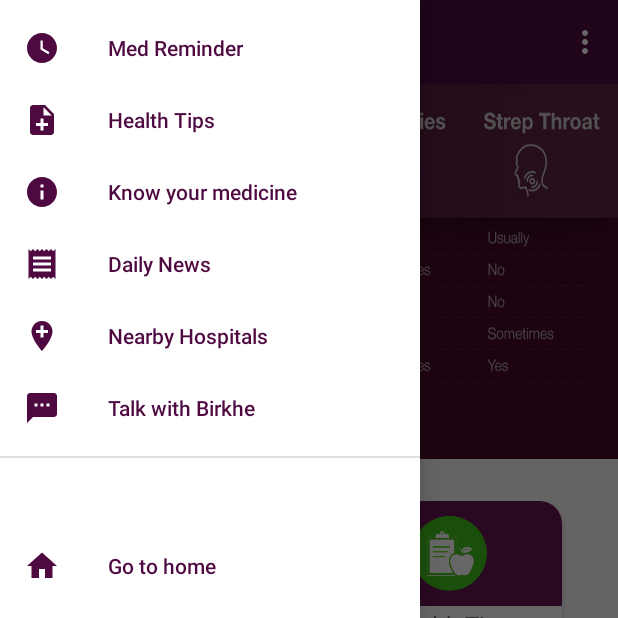
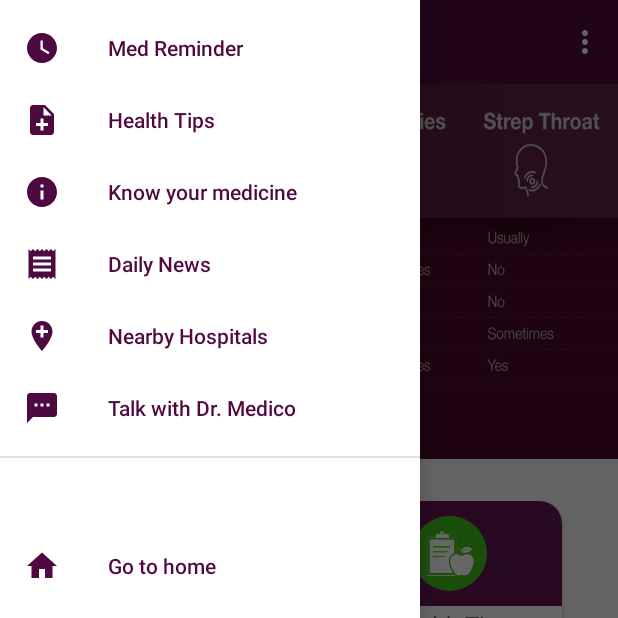
Before and after one commit to sachin-dahal/Quantum-hack-project, an Android app: the MainActivity screen opened directly, with no data from a screen before it, with the side drawer open, on a phone screen of 412 x 824 dp, the top half of it. Run offline under Robolectric (Android 15) with nearby library versions, the phone set to English and light mode, and no system bars; Roboto replaces fonts that are not available here.

Commit message:
added virtual medical assistant to the app

```diff
--- a/app/src/main/res/layout/activity_splash.xml
+++ b/app/src/main/res/layout/activity_splash.xml
@@ -16,7 +16,7 @@
     android:id="@+id/logo"
     android:layout_width="150dp"
     android:layout_height="150dp"
-    android:src="@drawable/splash"
+    android:src="@mipmap/ic_launcher"
 
     />
 
--- a/app/src/main/res/menu/activity_main_drawer.xml
+++ b/app/src/main/res/menu/activity_main_drawer.xml
@@ -28,7 +28,7 @@
         <item
             android:id="@+id/talk_birkhe"
             android:icon="@drawable/ic_baseline_textsms_24"
-            android:title="Talk with Birkhe"/>
+            android:title="Talk with Dr. Medico"/>
 
     </group>
 
```
